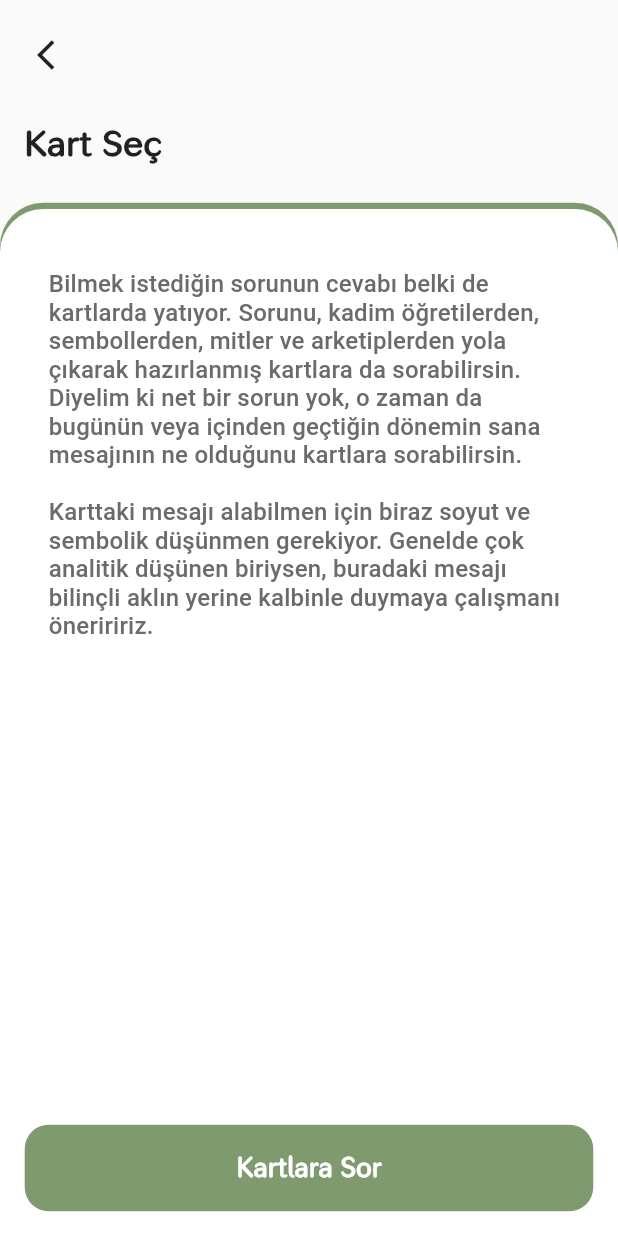
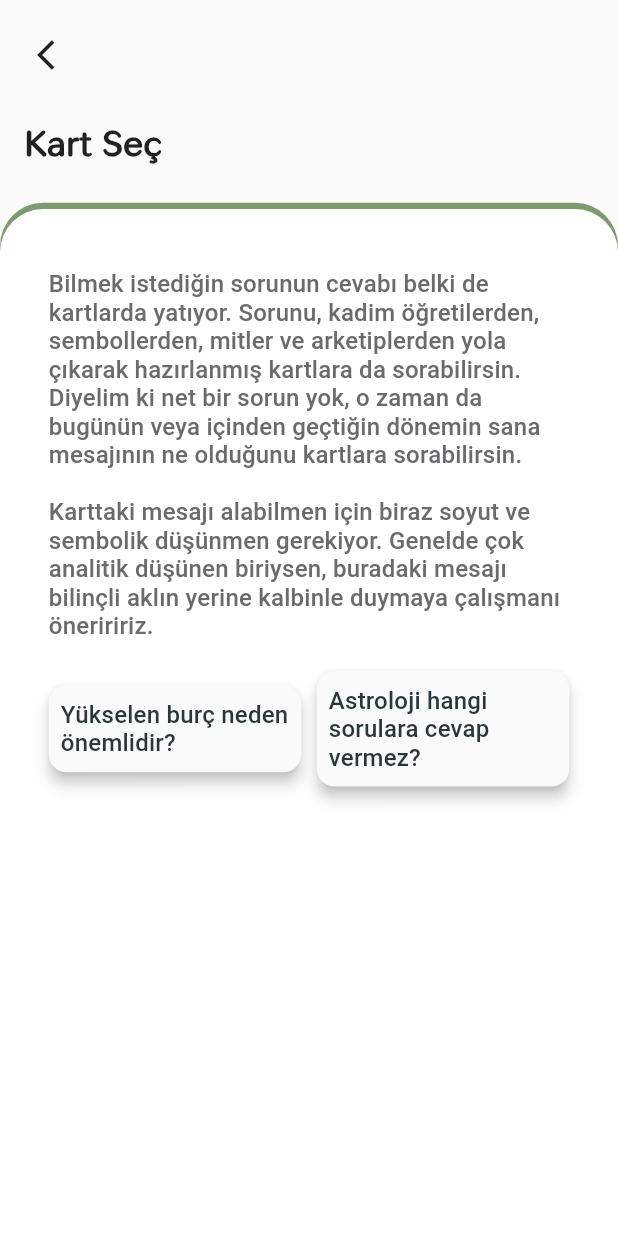
Before and after one commit to UysalMustafaa/Astrology-UI-Study, a Flutter app: the CardPickPage screen opened directly, on a phone screen of 412 x 824 dp. Run offline on Flutter 3.47's test engine with Material 2 defaults, Android fonts, the phone set to English and light mode, and no system bars; our stand-ins replace google_fonts; Roboto replaces fonts that are missing (Ubuntu).

Commit message:
Card pick pages updated.

```diff
--- a/lib/pages/card_pick/card_pick_page.dart
+++ b/lib/pages/card_pick/card_pick_page.dart
@@ -1,7 +1,9 @@
 import 'package:astrology/core/constants/color_constants.dart';
+import 'package:astrology/core/widgets/custom_card.dart';
 import 'package:astrology/core/widgets/custom_page_scaffold.dart';
 import 'package:astrology/pages/card_pick/card_pick_second.dart';
 import 'package:astrology/core/extensions/context_extension.dart';
+import 'package:astrology/pages/card_pick/card_pick_three.dart';
 import 'package:flutter/material.dart';
 
 class CardPickPage extends StatelessWidget {
@@ -10,15 +12,21 @@ class CardPickPage extends StatelessWidget {
     return Scaffold(
       body: CustomPageScaffold(
         title: 'Kart Seç',
-        buttonTitle: 'Kartlara Sor',
-        body: Text(
+        buttonTitle: 'Kartlardan Öğren',
+        body: Column(
+          children: [
+            Text(
               'Bilmek istediğin sorunun cevabı belki de kartlarda yatıyor. Sorunu, kadim öğretilerden, sembollerden, mitler ve arketiplerden yola çıkarak hazırlanmış kartlara da sorabilirsin. Diyelim ki net bir sorun yok, o zaman da bugünün veya içinden geçtiğin dönemin sana mesajının ne olduğunu kartlara sorabilirsin. \n\nKarttaki mesajı alabilmen için biraz soyut ve sembolik düşünmen gerekiyor. Genelde çok analitik düşünen biriysen, buradaki mesajı bilinçli aklın yerine kalbinle duymaya çalışmanı öneriririz.',
               style: context.appTheme().cardPickTextStyle,
             ),
-        onBackPressed: () {
-          Navigator.pop(context);
-        },
-        onButtonPressed: () {
+            sizedBoxItem(context),
+            Row(
+              children: [
+                Expanded(
+                  child: InkWell(
+                    child: CustomCard(
+                        title: 'Yükselen burç neden önemlidir?',
+                        onPress: () {
                           Navigator.push(
                             context,
                             MaterialPageRoute(
@@ -26,9 +34,40 @@ class CardPickPage extends StatelessWidget {
                             ),
                           );
                         },
+                        buttonPress: true),
+                  ),
+                ),
+                sizedBoxItem(context),
+                Expanded(
+                  child: CustomCard(
+                      title: 'Astroloji hangi sorulara cevap vermez?',
+                      onPress: () {
+                        Navigator.push(
+                          context,
+                          MaterialPageRoute(
+                            builder: (context) => CardPickThree(),
+                          ),
+                        );
+                      },
+                      buttonPress: true),
+                ),
+              ],
+            ),
+          ],
+        ),
+        onBackPressed: () {
+          Navigator.pop(context);
+        },
         pageColor: ColorConstants.BattleshipGray,
-        hasButton: true,
+        hasButton: false,
       ),
     );
   }
+
+  Widget sizedBoxItem(BuildContext context) {
+    return SizedBox(
+      height: context.dynamicHeight(0.025),
+      width: context.dynamicWidth(0.025),
+    );
   }
+}
--- a/lib/pages/card_pick/card_pick_second.dart
+++ b/lib/pages/card_pick/card_pick_second.dart
@@ -9,11 +9,11 @@ class CardPickSecond extends StatelessWidget {
   Widget build(BuildContext context) {
     return Scaffold(
       body: CustomPageScaffold(
-        title: 'Cömertlik',
+        title: 'Yükselen Burç Neden Önemlidir?',
         buttonTitle: '',
         hasButton: false,
         body: Text(
-            'Bu kartı seçtiyseniz, hiç bir karşılık beklemeden bir şeyler vermeniz veya bir yardım yapmanız önerilir. Ne olduğu önemli değildir. Maddi bir değer olması gerekmez. Önemli olan kalbinizi karşılık beklemeden başkalarına açmanızdır.\n\nCömertlik, sizi kıtlık duygusundan ve bilincinden çekip çıkarır. Bolluk bilincine yönlendirir.',
+            'Soruların cevaplarını sırayla yazacağım ama önce “yükselen burç nedir” kısmıyla başlayalım. Bir anlığına kendinizi bir pasta olarak hayal edin. :) Bu pastanın içeriği kişisel gezegenlerin durumu ile renklenecek olsa da öz yapısı yani hamuru Güneş burcunuzdur. Ancak pastayı ilk gören kişi haliyle siz ona bir dilim sunmadıkça içini değil dış kaplamasını görecektir. İşte o dış kaplama da aslında bizim yükselen burcumuzdur. Bu pasta çok göz alıcı bir kaplamaya sahip ama sade lezzetli bir hamura sahip olabilir, ya da tam tersi çok sade bir kaplamaya sahip olup içerisinden bir sürü sürprizler çıkabilir. Yani özetle yükselen burç bizim kendimizi dış dünyaya yansıttığımız ve en önemlisi dış dünyadan nasıl algılandığımızı anlatır. Bir de pastayı kestiğimizde artık fındık mı çıkar, taş mı çıkar bilemeyeceğimiz en iç bölümü vardır ki bu da Ay burcudur. :) İnsanlar önce yükselen burcumuzu “görürler”, tanıdıkça “Güneş” ve sonra “Ay” burcumuzu algılamaya başlarlar.',
             style: context.appTheme().cardPickTextStyle),
         onBackPressed: () {
           Navigator.pop(context);
```
Lines whose indentation alone changed are shown as unchanged.
